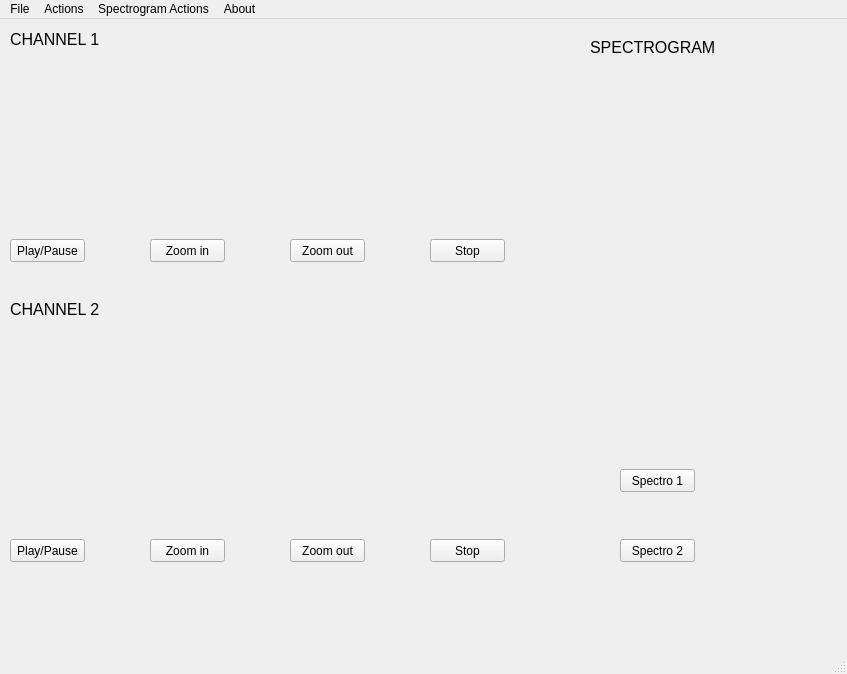
Qt form DSP_Task1/GUIF.ui (Haidy-sayed/SBME-3rd-year-DSP-Tasks) before a commit.
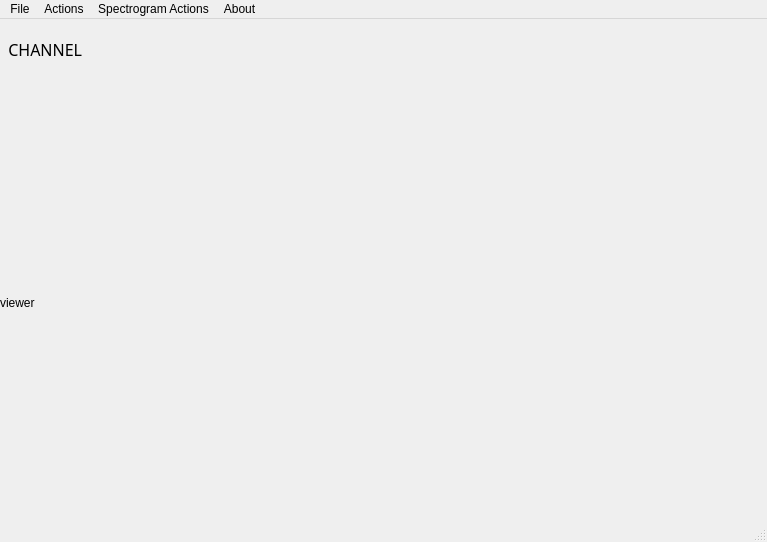
The same form after that commit.

Patch:
```diff
--- a/DSP_Task1/GUIF.ui
+++ b/DSP_Task1/GUIF.ui
@@ -6,227 +6,63 @@
    <rect>
     <x>0</x>
     <y>0</y>
-    <width>847</width>
-    <height>674</height>
+    <width>767</width>
+    <height>542</height>
    </rect>
   </property>
   <property name="windowTitle">
    <string>BioMedical Signal Viewer</string>
   </property>
   <widget class="QWidget" name="centralwidget">
-   <widget class="QWidget" name="graphCh1" native="true">
+   <widget class="QWidget" name="">
     <property name="geometry">
      <rect>
-      <x>10</x>
-      <y>40</y>
-      <width>491</width>
-      <height>151</height>
+      <x>0</x>
+      <y>0</y>
+      <width>761</width>
+      <height>501</height>
      </rect>
     </property>
-   </widget>
-   <widget class="QWidget" name="graphCh2" native="true">
-    <property name="geometry">
-     <rect>
-      <x>10</x>
-      <y>320</y>
-      <width>491</width>
-      <height>161</height>
-     </rect>
-    </property>
-   </widget>
-   <widget class="QWidget" name="spectrogram" native="true">
-    <property name="geometry">
-     <rect>
-      <x>550</x>
-      <y>40</y>
-      <width>211</width>
-      <height>371</height>
-     </rect>
-    </property>
-   </widget>
-   <widget class="QPushButton" name="playPauseButtonCh1">
-    <property name="geometry">
-     <rect>
-      <x>10</x>
-      <y>220</y>
-      <width>75</width>
-      <height>23</height>
-     </rect>
-    </property>
-    <property name="text">
-     <string>Play/Pause</string>
-    </property>
-   </widget>
-   <widget class="QPushButton" name="zoomInButtonCh1">
-    <property name="geometry">
-     <rect>
-      <x>150</x>
-      <y>220</y>
-      <width>75</width>
-      <height>23</height>
-     </rect>
-    </property>
-    <property name="text">
-     <string>Zoom in</string>
-    </property>
-   </widget>
-   <widget class="QPushButton" name="zoomOutButtonCh1">
-    <property name="geometry">
-     <rect>
-      <x>290</x>
-      <y>220</y>
-      <width>75</width>
-      <height>23</height>
-     </rect>
-    </property>
-    <property name="text">
-     <string>Zoom out</string>
-    </property>
-   </widget>
-   <widget class="QPushButton" name="stopButtonCh1">
-    <property name="geometry">
-     <rect>
-      <x>430</x>
-      <y>220</y>
-      <width>75</width>
-      <height>23</height>
-     </rect>
-    </property>
-    <property name="text">
-     <string>Stop</string>
-    </property>
-   </widget>
-   <widget class="QPushButton" name="playPauseButtonCh2">
-    <property name="geometry">
-     <rect>
-      <x>10</x>
-      <y>520</y>
-      <width>75</width>
-      <height>23</height>
-     </rect>
-    </property>
-    <property name="text">
-     <string>Play/Pause</string>
-    </property>
-   </widget>
-   <widget class="QPushButton" name="zoomInButtonCh2">
-    <property name="geometry">
-     <rect>
-      <x>150</x>
-      <y>520</y>
-      <width>75</width>
-      <height>23</height>
-     </rect>
-    </property>
-    <property name="text">
-     <string>Zoom in</string>
-    </property>
-   </widget>
-   <widget class="QPushButton" name="zoomOutButtonCh2">
-    <property name="geometry">
-     <rect>
-      <x>290</x>
-      <y>520</y>
-      <width>75</width>
-      <height>23</height>
-     </rect>
-    </property>
-    <property name="text">
-     <string>Zoom out</string>
-    </property>
-   </widget>
-   <widget class="QPushButton" name="stopButtonCh2">
-    <property name="geometry">
-     <rect>
-      <x>430</x>
-      <y>520</y>
-      <width>75</width>
-      <height>23</height>
-     </rect>
-    </property>
-    <property name="text">
-     <string>Stop</string>
-    </property>
-   </widget>
-   <widget class="QPushButton" name="spectroRun">
-    <property name="geometry">
-     <rect>
-      <x>620</x>
-      <y>450</y>
-      <width>75</width>
-      <height>23</height>
-     </rect>
-    </property>
-    <property name="text">
-     <string>Spectro 1</string>
-    </property>
-   </widget>
-   <widget class="QLabel" name="label">
-    <property name="geometry">
-     <rect>
-      <x>10</x>
-      <y>5</y>
-      <width>191</width>
-      <height>31</height>
-     </rect>
-    </property>
-    <property name="font">
-     <font>
-      <pointsize>12</pointsize>
-     </font>
-    </property>
-    <property name="text">
-     <string>CHANNEL 1</string>
-    </property>
-   </widget>
-   <widget class="QLabel" name="label_2">
-    <property name="geometry">
-     <rect>
-      <x>10</x>
-      <y>275</y>
-      <width>131</width>
-      <height>31</height>
-     </rect>
-    </property>
-    <property name="font">
-     <font>
-      <pointsize>12</pointsize>
-     </font>
-    </property>
-    <property name="text">
-     <string>CHANNEL 2</string>
-    </property>
-   </widget>
-   <widget class="QLabel" name="label_3">
-    <property name="geometry">
-     <rect>
-      <x>590</x>
-      <y>20</y>
-      <width>161</width>
-      <height>16</height>
-     </rect>
-    </property>
-    <property name="font">
-     <font>
-      <pointsize>12</pointsize>
-     </font>
-    </property>
-    <property name="text">
-     <string>SPECTROGRAM</string>
-    </property>
-   </widget>
-   <widget class="QPushButton" name="pushButton">
-    <property name="geometry">
-     <rect>
-      <x>620</x>
-      <y>520</y>
-      <width>75</width>
-      <height>23</height>
-     </rect>
-    </property>
-    <property name="text">
-     <string>Spectro 2</string>
-    </property>
+    <layout class="QHBoxLayout" name="horizontalLayout">
+     <item>
+      <layout class="QVBoxLayout" name="verticalLayout">
+       <item>
+        <widget class="QLabel" name="channel_label">
+         <property name="maximumSize">
+          <size>
+           <width>16777215</width>
+           <height>60</height>
+          </size>
+         </property>
+         <property name="font">
+          <font>
+           <family>Yu Gothic UI Semibold</family>
+           <pointsize>12</pointsize>
+           <italic>false</italic>
+          </font>
+         </property>
+         <property name="text">
+          <string>  CHANNEL</string>
+         </property>
+        </widget>
+       </item>
+       <item>
+        <widget class="QLabel" name="Channel">
+         <property name="text">
+          <string>viewer</string>
+         </property>
+        </widget>
+       </item>
+      </layout>
+     </item>
+     <item>
+      <widget class="QLabel" name="spectro">
+       <property name="text">
+        <string/>
+       </property>
+      </widget>
+     </item>
+    </layout>
    </widget>
   </widget>
   <widget class="QMenuBar" name="menubar">
@@ -234,8 +70,8 @@
     <rect>
      <x>0</x>
      <y>0</y>
-     <width>847</width>
-     <height>26</height>
+     <width>767</width>
+     <height>21</height>
     </rect>
    </property>
    <widget class="QMenu" name="menuFile">
```
